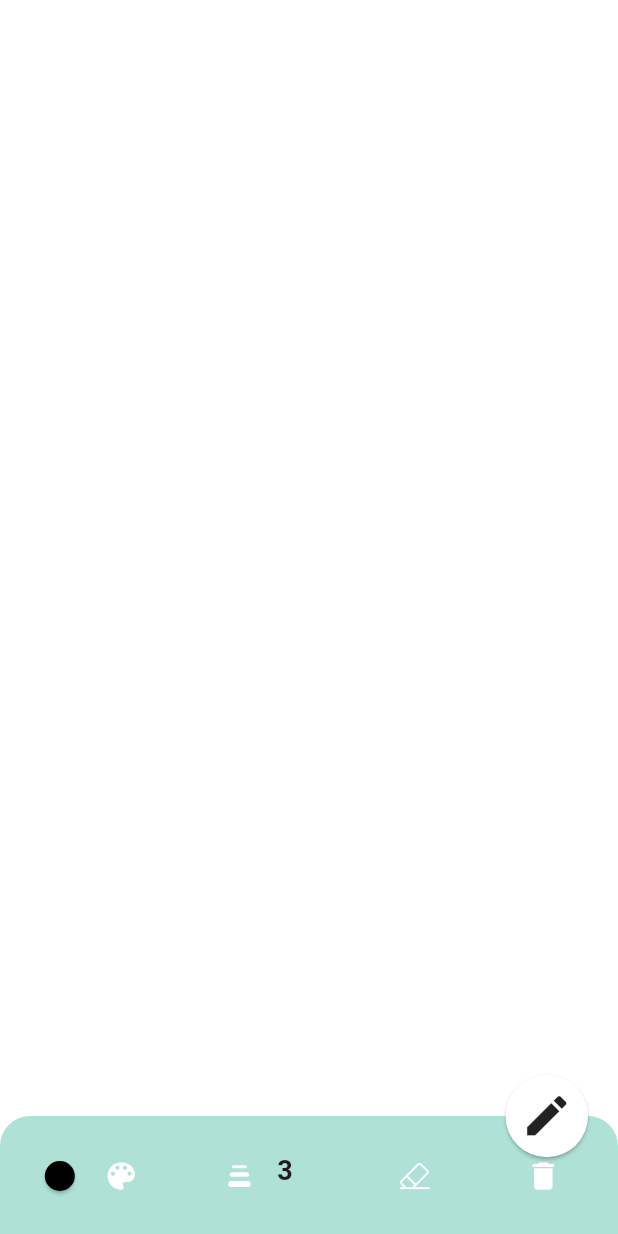
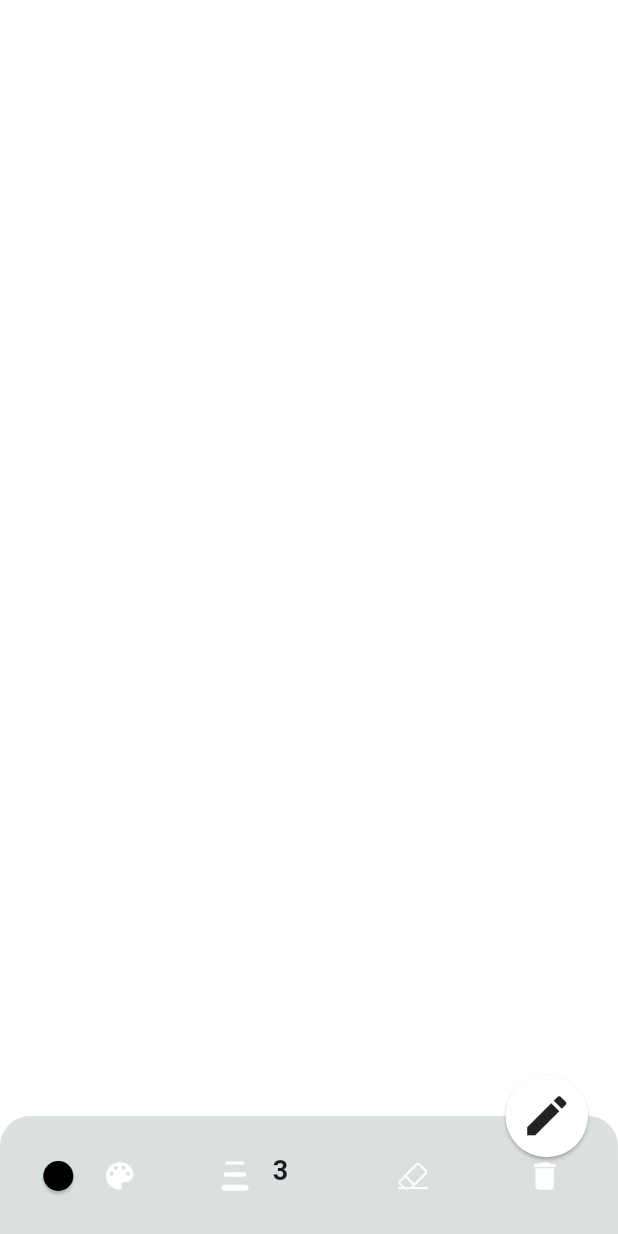
Before and after one commit to Deepanshu-Sharma-18/SketchApp, a Flutter app: the screen it shows after launch, after a tap on the "edit" icon, on a phone screen of 412 x 824 dp. Run offline on Flutter 3.47's test engine with Material 2 defaults, Android fonts, the phone set to English and light mode, and no system bars; our stand-ins replace flutter_colorpicker.

Commit message:
updated some features

```diff
--- a/lib/ui/drawingpage.dart
+++ b/lib/ui/drawingpage.dart
@@ -16,6 +16,8 @@ class _DrawingScreenState extends State<DrawingScreen> {
   late PersistentBottomSheetController controller;
   var isopen = false;
   Color _color = Colors.black;
+  var isEraser = false;
+  var selectedColor = Colors.black;
   var strokecontroller = TextEditingController()..text = '3';
 
   @override
@@ -29,23 +31,32 @@ class _DrawingScreenState extends State<DrawingScreen> {
                 controller = Scaffold.of(context).showBottomSheet(
                     (context) => Container(
                           decoration: const BoxDecoration(
-                              color: Color.fromARGB(248, 173, 225, 214),
+                            color: Color.fromARGB(248, 217, 224, 222),
                             borderRadius: BorderRadius.only(
                               topLeft: Radius.circular(20),
                               topRight: Radius.circular(20),
-                              )),
+                            ),
+                          ),
                           height: 80,
                           child: Row(
                             mainAxisAlignment: MainAxisAlignment.spaceAround,
                             children: [
                               Row(
                                 children: [
-                                  Card(
-                                    color: _color,
+                                  InkWell(
+                                    onTap: () {
+                                      setState(() {
+                                        _color = selectedColor;
+                                        isEraser = false;
+                                      });
+                                    },
+                                    child: Card(
+                                      color: selectedColor,
                                       shape: const CircleBorder(),
                                       child: const SizedBox(
                                         height: 20,
                                         width: 20,
+                                      ),
                                     ),
                                   ),
                                   const SizedBox(
@@ -70,6 +81,7 @@ class _DrawingScreenState extends State<DrawingScreen> {
                                                 pickerColor: _color,
                                                 onColorChanged: (value) {
                                                   setState(() {
+                                                    selectedColor = _color;
                                                     _color = value;
                                                   });
                                                 },
@@ -102,7 +114,7 @@ class _DrawingScreenState extends State<DrawingScreen> {
                                     MainAxisAlignment.spaceBetween,
                                 children: [
                                   Container(
-                                    height: 20,
+                                    height: 30,
                                     width: 30,
                                     child: Column(
                                       mainAxisAlignment:
@@ -110,7 +122,7 @@ class _DrawingScreenState extends State<DrawingScreen> {
                                       children: [
                                         Container(
                                           height: 2,
-                                          width: 10,
+                                          width: 13,
                                           decoration: BoxDecoration(
                                               borderRadius:
                                                   BorderRadius.circular(8),
@@ -118,7 +130,7 @@ class _DrawingScreenState extends State<DrawingScreen> {
                                         ),
                                         Container(
                                           height: 3,
-                                          width: 13,
+                                          width: 15,
                                           decoration: BoxDecoration(
                                               borderRadius:
                                                   BorderRadius.circular(8),
@@ -126,7 +138,7 @@ class _DrawingScreenState extends State<DrawingScreen> {
                                         ),
                                         Container(
                                           height: 4,
-                                          width: 15,
+                                          width: 18,
                                           decoration: BoxDecoration(
                                               borderRadius:
                                                   BorderRadius.circular(8),
@@ -160,19 +172,40 @@ class _DrawingScreenState extends State<DrawingScreen> {
                                   ),
                                 ],
                               ),
-                              InkWell(
+                              StatefulBuilder(builder: (context, setState) {
+                                return InkWell(
                                     onTap: () {
+                                      if (isEraser) {
+                                        setState(() {
+                                          _color = selectedColor;
+                                          isEraser = false;
+                                        });
+                                      } else {
+                                        setState(() {
                                           _color = Colors.white;
+                                          isEraser = true;
+                                        });
+                                      }
                                     },
+                                    child: Container(
+                                      padding: const EdgeInsets.all(4),
+                                      decoration: BoxDecoration(
+                                        borderRadius: BorderRadius.circular(10),
+                                        color: isEraser == false
+                                            ? Colors.transparent
+                                            : Colors.grey,
+                                      ),
                                       child: Image.asset(
                                         'assets/eraser.png',
                                         height: 20,
                                         color: Colors.white,
-                                  )),
+                                      ),
+                                    ));
+                              }),
                               IconButton(
                                 onPressed: () {
                                   setState(() {
-                                    _color = Colors.black;
+                                    _color = selectedColor;
                                     strokecontroller.text = 5.toString();
                                     offsetPos = [];
                                   });
```
Lines whose indentation alone changed are shown as unchanged.
